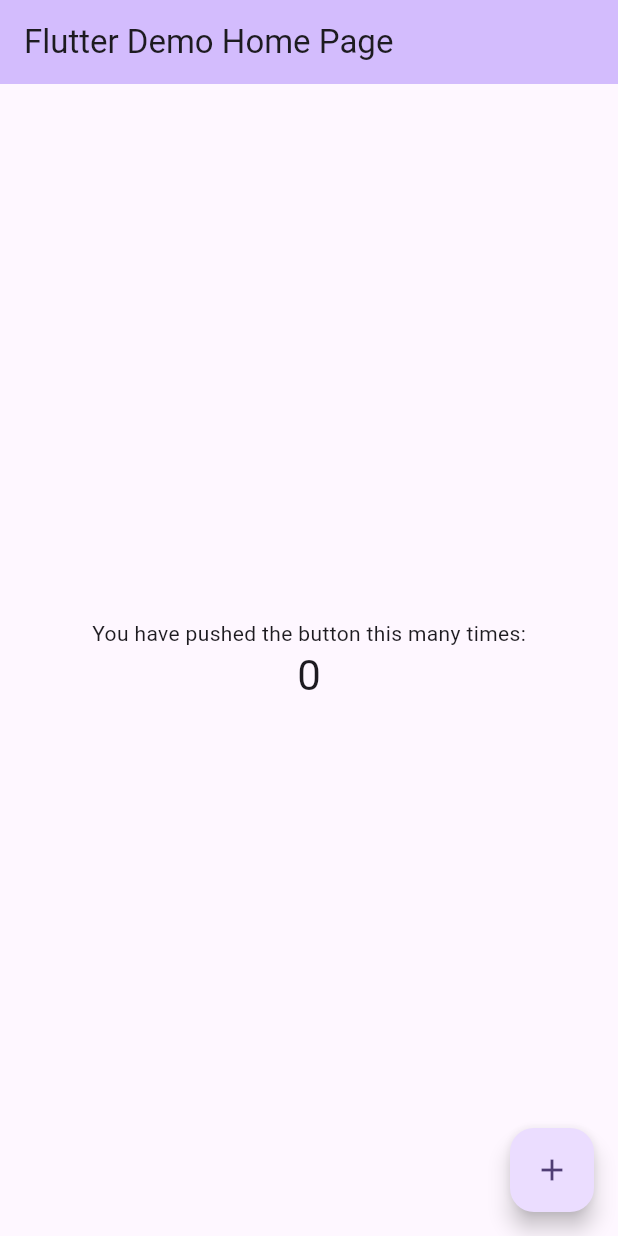
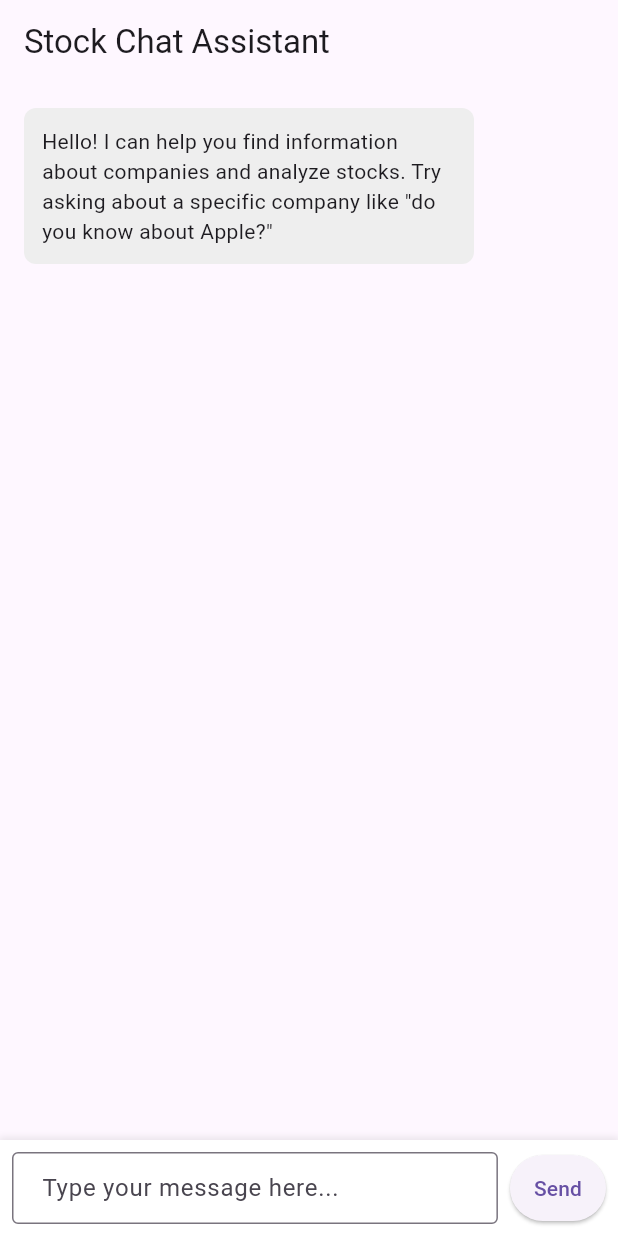
Before and after one commit to amaan-0331/ai_agent_project, a Flutter app: the screen it shows after launch, on a phone screen of 412 x 824 dp. Run offline on Flutter 3.47's test engine with Material 3 defaults, Android fonts, the phone set to English and light mode, and no system bars; network calls fail.

Commit message:
add chat ui to the flutter app

```diff
--- a/agent_app/lib/main.dart
+++ b/agent_app/lib/main.dart
@@ -1,125 +1,362 @@
 import 'package:flutter/material.dart';
+import 'dart:convert';
+import 'package:http/http.dart' as http;
+
+const _baseCloudUrl = 'https://finapp-backend-510358572253.us-central1.run.app';
 
 void main() {
-  runApp(const MyApp());
+  runApp(const StockChatApp());
 }
 
-class MyApp extends StatelessWidget {
-  const MyApp({super.key});
+class StockChatApp extends StatelessWidget {
+  const StockChatApp({super.key});
 
-  // This widget is the root of your application.
   @override
   Widget build(BuildContext context) {
     return MaterialApp(
-      title: 'Flutter Demo',
+      title: 'Stock Chat Assistant',
       theme: ThemeData(
-        // This is the theme of your application.
-        //
-        // TRY THIS: Try running your application with "flutter run". You'll see
-        // the application has a purple toolbar. Then, without quitting the app,
-        // try changing the seedColor in the colorScheme below to Colors.green
-        // and then invoke "hot reload" (save your changes or press the "hot
-        // reload" button in a Flutter-supported IDE, or press "r" if you used
-        // the command line to start the app).
-        //
-        // Notice that the counter didn't reset back to zero; the application
-        // state is not lost during the reload. To reset the state, use hot
-        // restart instead.
-        //
-        // This works for code too, not just values: Most code changes can be
-        // tested with just a hot reload.
-        colorScheme: ColorScheme.fromSeed(seedColor: Colors.deepPurple),
-        useMaterial3: true,
+        primarySwatch: Colors.green,
+        visualDensity: VisualDensity.adaptivePlatformDensity,
       ),
-      home: const MyHomePage(title: 'Flutter Demo Home Page'),
+      home: const StockChatScreen(),
     );
   }
 }
 
-class MyHomePage extends StatefulWidget {
-  const MyHomePage({super.key, required this.title});
-
-  // This widget is the home page of your application. It is stateful, meaning
-  // that it has a State object (defined below) that contains fields that affect
-  // how it looks.
-
-  // This class is the configuration for the state. It holds the values (in this
-  // case the title) provided by the parent (in this case the App widget) and
-  // used by the build method of the State. Fields in a Widget subclass are
-  // always marked "final".
-
-  final String title;
+class StockChatScreen extends StatefulWidget {
+  const StockChatScreen({super.key});
 
   @override
-  State<MyHomePage> createState() => _MyHomePageState();
+  State<StockChatScreen> createState() => _StockChatScreenState();
 }
 
-class _MyHomePageState extends State<MyHomePage> {
-  int _counter = 0;
+class _StockChatScreenState extends State<StockChatScreen> {
+  final TextEditingController _messageController = TextEditingController();
+  final ScrollController _scrollController = ScrollController();
+  final List<ChatMessage> _messages = [];
+  String? sessionId;
 
-  void _incrementCounter() {
+  @override
+  void initState() {
+    super.initState();
+    _startChat();
+
+    // Add initial system message
+    _messages.add(
+      ChatMessage(
+        content:
+            "Hello! I can help you find information about companies and analyze "
+            "stocks. Try asking about a specific company like \"do you know about "
+            "Apple?\"",
+        isUser: false,
+        isCustomWidget: false,
+      ),
+    );
+  }
+
+  Future<void> _startChat() async {
+    try {
+      final response = await http.post(
+        Uri.parse('$_baseCloudUrl/chat/start'),
+        headers: {'Content-Type': 'application/json'},
+      );
+
+      final data = jsonDecode(response.body);
+      sessionId = data['session_id'];
+      debugPrint('Chat session started: $sessionId');
+    } catch (error) {
+      debugPrint('Error starting chat: $error');
+    }
+  }
+
+  Future<void> _sendMessage(String message) async {
+    if (message.isEmpty) return;
+
     setState(() {
-      // This call to setState tells the Flutter framework that something has
-      // changed in this State, which causes it to rerun the build method below
-      // so that the display can reflect the updated values. If we changed
-      // _counter without calling setState(), then the build method would not be
-      // called again, and so nothing would appear to happen.
-      _counter++;
+      _messages.add(ChatMessage(
+        content: message,
+        isUser: true,
+        isCustomWidget: false,
+      ));
+      _messageController.clear();
+    });
+
+    // Scroll to bottom after adding message
+    _scrollToBottom();
+
+    try {
+      final response = await http.post(
+        Uri.parse('$_baseCloudUrl/chat/message'),
+        headers: {'Content-Type': 'application/json'},
+        body: jsonEncode({
+          'session_id': sessionId,
+          'message': message,
+        }),
+      );
+
+      final data = jsonDecode(response.body);
+      _handleResponse(data);
+    } catch (error) {
+      debugPrint('Error sending message: $error');
+      setState(() {
+        _messages.add(ChatMessage(
+          content: 'Sorry, there was an error processing your request.',
+          isUser: false,
+          isCustomWidget: false,
+        ));
+      });
+      _scrollToBottom();
+    }
+  }
+
+  void _handleResponse(Map<String, dynamic> response) {
+    setState(() {
+      if (response['type'] == 'text') {
+        _messages.add(ChatMessage(
+          content: response['content'],
+          isUser: false,
+          isCustomWidget: false,
+        ));
+      } else if (response['type'] == 'company_options') {
+        _messages.add(ChatMessage(
+          content: response['query'],
+          isUser: false,
+          isCustomWidget: true,
+          customWidget: CompanyOptionsWidget(
+            query: response['query'],
+            options: List<Map<String, dynamic>>.from(response['options']),
+            onSelect: (symbol) {
+              _sendMessage('I select $symbol');
+            },
+          ),
+        ));
+      } else if (response['type'] == 'stock_analysis') {
+        _messages.add(ChatMessage(
+          content: response['explanation'],
+          isUser: false,
+          isCustomWidget: true,
+          customWidget: StockAnalysisWidget(
+            symbol: response['symbol'],
+            explanation: response['explanation'],
+          ),
+        ));
+      }
+    });
+
+    _scrollToBottom();
+  }
+
+  void _scrollToBottom() {
+    WidgetsBinding.instance.addPostFrameCallback((_) {
+      if (_scrollController.hasClients) {
+        _scrollController.animateTo(
+          _scrollController.position.maxScrollExtent,
+          duration: const Duration(milliseconds: 300),
+          curve: Curves.easeOut,
+        );
+      }
     });
   }
 
   @override
   Widget build(BuildContext context) {
-    // This method is rerun every time setState is called, for instance as done
-    // by the _incrementCounter method above.
-    //
-    // The Flutter framework has been optimized to make rerunning build methods
-    // fast, so that you can just rebuild anything that needs updating rather
-    // than having to individually change instances of widgets.
     return Scaffold(
       appBar: AppBar(
-        // TRY THIS: Try changing the color here to a specific color (to
-        // Colors.amber, perhaps?) and trigger a hot reload to see the AppBar
-        // change color while the other colors stay the same.
-        backgroundColor: Theme.of(context).colorScheme.inversePrimary,
-        // Here we take the value from the MyHomePage object that was created by
-        // the App.build method, and use it to set our appbar title.
-        title: Text(widget.title),
+        title: const Text('Stock Chat Assistant'),
       ),
-      body: Center(
-        // Center is a layout widget. It takes a single child and positions it
-        // in the middle of the parent.
+      body: SafeArea(
         child: Column(
-          // Column is also a layout widget. It takes a list of children and
-          // arranges them vertically. By default, it sizes itself to fit its
-          // children horizontally, and tries to be as tall as its parent.
-          //
-          // Column has various properties to control how it sizes itself and
-          // how it positions its children. Here we use mainAxisAlignment to
-          // center the children vertically; the main axis here is the vertical
-          // axis because Columns are vertical (the cross axis would be
-          // horizontal).
-          //
-          // TRY THIS: Invoke "debug painting" (choose the "Toggle Debug Paint"
-          // action in the IDE, or press "p" in the console), to see the
-          // wireframe for each widget.
-          mainAxisAlignment: MainAxisAlignment.center,
-          children: <Widget>[
-            const Text(
-              'You have pushed the button this many times:',
+          children: [
+            Expanded(
+              child: ListView.builder(
+                controller: _scrollController,
+                padding: const EdgeInsets.all(16.0),
+                itemCount: _messages.length,
+                itemBuilder: (context, index) {
+                  final message = _messages[index];
+                  return _buildMessageWidget(message);
+                },
+              ),
             ),
-            Text(
-              '$_counter',
-              style: Theme.of(context).textTheme.headlineMedium,
-            ),
+            _buildInputArea(),
           ],
         ),
       ),
-      floatingActionButton: FloatingActionButton(
-        onPressed: _incrementCounter,
-        tooltip: 'Increment',
-        child: const Icon(Icons.add),
-      ), // This trailing comma makes auto-formatting nicer for build methods.
+    );
+  }
+
+  Widget _buildMessageWidget(ChatMessage message) {
+    return Align(
+      alignment: message.isUser ? Alignment.centerRight : Alignment.centerLeft,
+      child: Container(
+        margin: EdgeInsets.only(
+          bottom: 10.0,
+          left: message.isUser ? 80.0 : 0.0,
+          right: message.isUser ? 0.0 : 80.0,
+        ),
+        padding: const EdgeInsets.all(12.0),
+        decoration: BoxDecoration(
+          color:
+              message.isUser ? Colors.lightBlue.shade50 : Colors.grey.shade200,
+          borderRadius: BorderRadius.circular(8.0),
+        ),
+        child: message.isCustomWidget
+            ? message.customWidget
+            : Text(message.content),
+      ),
+    );
+  }
+
+  Widget _buildInputArea() {
+    return Container(
+      padding: const EdgeInsets.all(8.0),
+      decoration: BoxDecoration(
+        color: Colors.white,
+        boxShadow: [
+          BoxShadow(
+            color: Colors.grey.withValues(alpha: 0.2),
+            spreadRadius: 1,
+            blurRadius: 3,
+            offset: const Offset(0, -1),
+          ),
+        ],
+      ),
+      child: Row(
+        children: [
+          Expanded(
+            child: TextField(
+              controller: _messageController,
+              decoration: const InputDecoration(
+                hintText: 'Type your message here...',
+                border: OutlineInputBorder(),
+                contentPadding:
+                    EdgeInsets.symmetric(horizontal: 16, vertical: 12),
+              ),
+              onSubmitted: (text) {
+                if (text.isNotEmpty) {
+                  _sendMessage(text);
+                }
+              },
+            ),
+          ),
+          const SizedBox(width: 8.0),
+          ElevatedButton(
+            onPressed: () {
+              final message = _messageController.text.trim();
+              if (message.isNotEmpty) {
+                _sendMessage(message);
+              }
+            },
+            style: ElevatedButton.styleFrom(
+              padding: const EdgeInsets.symmetric(horizontal: 16, vertical: 12),
+            ),
+            child: const Text('Send'),
+          ),
+        ],
+      ),
+    );
+  }
+
+  @override
+  void dispose() {
+    _messageController.dispose();
+    _scrollController.dispose();
+    super.dispose();
+  }
+}
+
+class ChatMessage {
+  final String content;
+  final bool isUser;
+  final bool isCustomWidget;
+  final Widget? customWidget;
+
+  ChatMessage({
+    required this.content,
+    required this.isUser,
+    required this.isCustomWidget,
+    this.customWidget,
+  });
+}
+
+class CompanyOptionsWidget extends StatelessWidget {
+  final String query;
+  final List<Map<String, dynamic>> options;
+  final Function(String) onSelect;
+
+  const CompanyOptionsWidget({
+    super.key,
+    required this.query,
+    required this.options,
+    required this.onSelect,
+  });
+
+  @override
+  Widget build(BuildContext context) {
+    return Column(
+      crossAxisAlignment: CrossAxisAlignment.start,
+      children: [
+        Text(
+          "I found several companies matching '$query'. Which one did you mean?",
+          style: const TextStyle(fontWeight: FontWeight.bold),
+        ),
+        const SizedBox(height: 8),
+        ...options.map((company) => GestureDetector(
+              onTap: () => onSelect(company['symbol']),
+              child: Container(
+                width: double.infinity,
+                margin: const EdgeInsets.only(bottom: 6),
+                padding:
+                    const EdgeInsets.symmetric(vertical: 8, horizontal: 12),
+                decoration: BoxDecoration(
+                  color: Colors.grey.shade100,
+                  border: Border.all(color: Colors.grey.shade300),
+                  borderRadius: BorderRadius.circular(4),
+                ),
+                child: Text('${company['name']} (${company['symbol']})'),
+              ),
+            )),
+      ],
     );
   }
 }
+
+class StockAnalysisWidget extends StatelessWidget {
+  final String symbol;
+  final String explanation;
+
+  const StockAnalysisWidget({
+    super.key,
+    required this.symbol,
+    required this.explanation,
+  });
+
+  @override
+  Widget build(BuildContext context) {
+    return Column(
+      crossAxisAlignment: CrossAxisAlignment.start,
+      children: [
+        Text(
+          '$symbol Analysis',
+          style: const TextStyle(fontWeight: FontWeight.bold, fontSize: 16),
+        ),
+        const SizedBox(height: 8),
+        Text(explanation),
+        const SizedBox(height: 12),
+        Container(
+          height: 180,
+          width: double.infinity,
+          decoration: BoxDecoration(
+            color: Colors.grey.shade100,
+            border: Border.all(color: Colors.grey.shade300),
+            borderRadius: BorderRadius.circular(4),
+          ),
+          child: const Center(
+            child: Text('Stock chart visualization would go here'),
+          ),
+        ),
+      ],
+    );
+  }
+}
--- a/agent_app/pubspec.yaml
+++ b/agent_app/pubspec.yaml
@@ -11,6 +11,7 @@ dependencies:
   flutter:
     sdk: flutter
   cupertino_icons: ^1.0.8
+  http: ^1.3.0
 
 dev_dependencies:
   flutter_test:
```
Also changed, not shown: agent_app/pubspec.lock.
